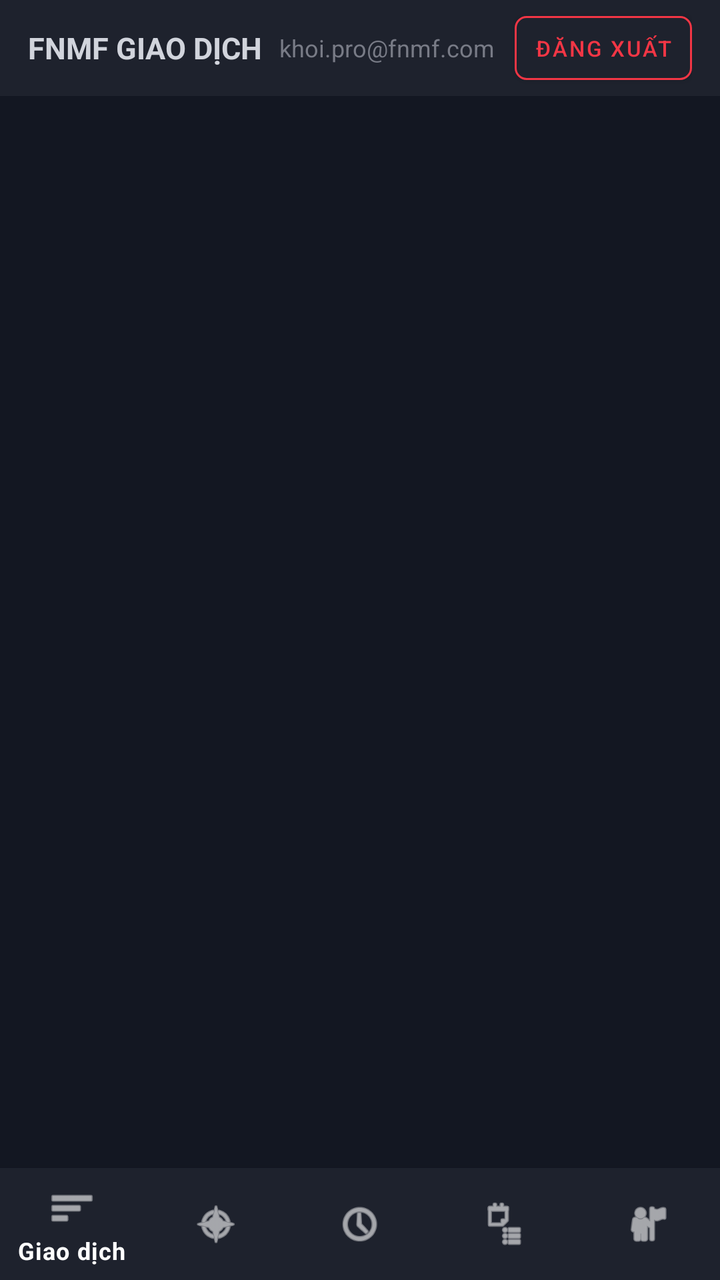
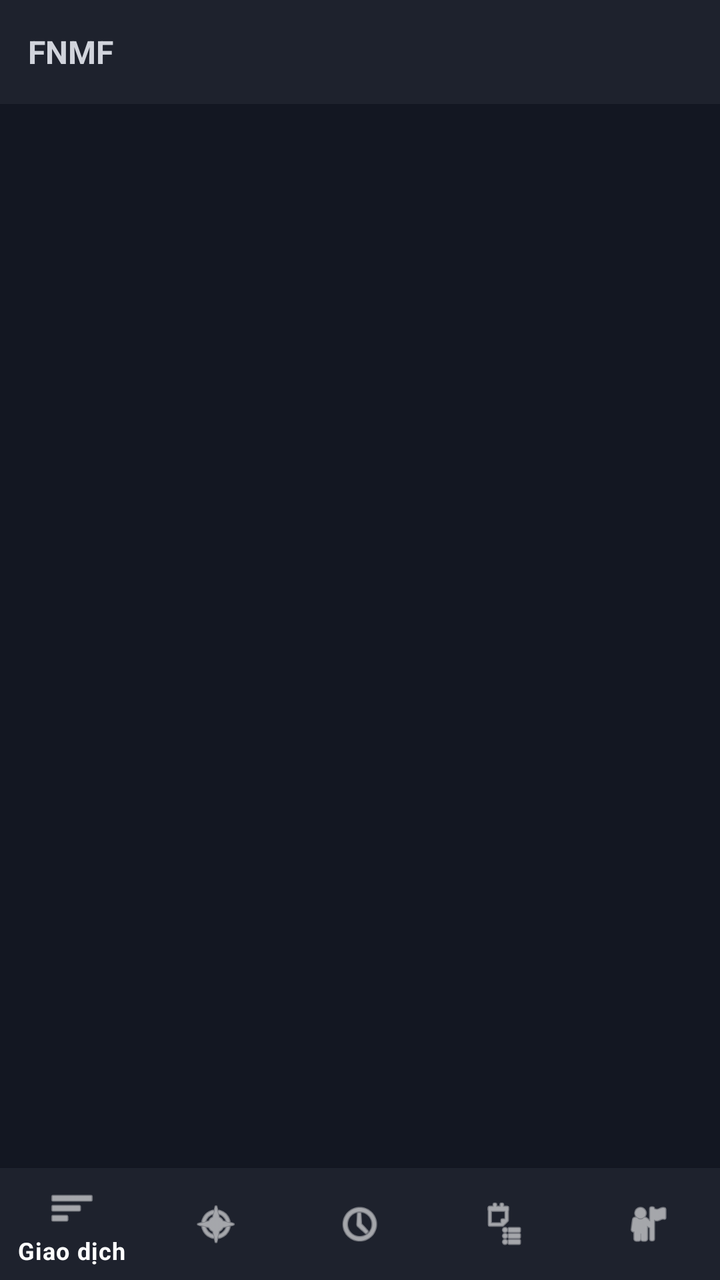

Two renders of the same Android screen: before a commit and after it. Below are the layout's source before the change and the commit's diff.
<!-- AndroidManifest.xml: application theme Theme.NHUMONGLENH -->
<!-- res/layout/layout_activity2.xml -->
<?xml version="1.0" encoding="utf-8"?>
<LinearLayout xmlns:android="http://schemas.android.com/apk/res/android"
    xmlns:app="http://schemas.android.com/apk/res-auto"
    android:layout_width="match_parent"
    android:layout_height="match_parent"
    android:orientation="vertical"
    android:background="#131722">

    
    <LinearLayout
        android:id="@+id/layout_top_bar"
        android:layout_width="match_parent"
        android:layout_height="48dp"
        android:background="@color/tv_surface"
        android:orientation="horizontal"
        android:gravity="center_vertical"
        android:paddingHorizontal="14dp">

        <TextView
            android:id="@+id/tv_app_title"
            android:layout_width="0dp"
            android:layout_height="wrap_content"
            android:layout_weight="1"
            android:text="FNMF GIAO DỊCH"
            android:textColor="@color/tv_text_primary"
            android:textSize="15sp"
            android:textStyle="bold"
            android:maxLines="1"
            android:ellipsize="end" />

        <TextView
            android:id="@+id/tv_header_user"
            android:layout_width="wrap_content"
            android:layout_height="wrap_content"
            android:textColor="@color/tv_text_secondary"
            android:textSize="12sp"
            android:layout_marginEnd="10dp"
            android:maxWidth="140dp"
            android:maxLines="1"
            android:ellipsize="end"
            android:text="khoi.pro@fnmf.com" />

        <com.google.android.material.button.MaterialButton
            android:id="@+id/btn_logout"
            android:layout_width="wrap_content"
            android:layout_height="32dp"
            android:text="Đăng xuất"
            android:textSize="11sp"
            android:textColor="@color/tv_red"
            app:strokeColor="@color/tv_red"
            app:strokeWidth="1dp"
            app:cornerRadius="6dp"
            android:backgroundTint="@color/tv_surface"
            android:paddingHorizontal="10dp"
            android:paddingVertical="0dp"
            android:insetTop="0dp"
            android:insetBottom="0dp"
            android:minWidth="0dp"
            android:minHeight="0dp" />
    </LinearLayout>

    <FrameLayout
        android:id="@+id/fragment_container"
        android:layout_width="match_parent"
        android:layout_height="0dp"
        android:layout_weight="1" />

    <com.google.android.material.bottomnavigation.BottomNavigationView
        android:id="@+id/bottom_navigation"
        android:layout_width="match_parent"
        android:layout_height="wrap_content"
        android:background="#1E222D"
        app:itemIconTint="#FFFFFF"
        app:itemTextColor="#FFFFFF"
        app:menu="@menu/bottom_nav_menu" />
</LinearLayout>
<!-- resources referenced by this layout -->
<resources>
  <color name="tv_red">#F23645</color>
  <color name="tv_surface">#1E222D</color>
  <color name="tv_text_primary">#D1D4DC</color>
  <color name="tv_text_secondary">#787B86</color>
  <style name="Theme.NHUMONGLENH" parent="Theme.MaterialComponents.DayNight.DarkActionBar">
          
          <item name="colorPrimary">@color/purple_500</item>
          <item name="colorPrimaryVariant">@color/purple_700</item>
          <item name="colorOnPrimary">@color/white</item>
          
          <item name="colorSecondary">@color/teal_200</item>
          <item name="colorSecondaryVariant">@color/teal_700</item>
          <item name="colorOnSecondary">@color/black</item>
          
          <item name="android:statusBarColor">?attr/colorPrimaryVariant</item>
          
      </style>
  <color name="purple_500">#FF6200EE</color>
  <color name="purple_700">#FF3700B3</color>
  <color name="white">#FFFFFFFF</color>
  <color name="teal_200">#FF03DAC5</color>
  <color name="teal_700">#FF018786</color>
  <color name="black">#FF000000</color>
</resources>

<!-- the commit's change to res/layout/layout_activity2.xml (unified diff, before → after) -->
@@ -10,7 +10,7 @@
     <LinearLayout
         android:id="@+id/layout_top_bar"
         android:layout_width="match_parent"
-        android:layout_height="48dp"
+        android:layout_height="52dp"
         android:background="@color/tv_surface"
         android:orientation="horizontal"
         android:gravity="center_vertical"
@@ -21,9 +21,9 @@
             android:layout_width="0dp"
             android:layout_height="wrap_content"
             android:layout_weight="1"
-            android:text="FNMF GIAO DỊCH"
+            android:text="@string/app_name"
             android:textColor="@color/tv_text_primary"
-            android:textSize="15sp"
+            android:textSize="16sp"
             android:textStyle="bold"
             android:maxLines="1"
             android:ellipsize="end" />
@@ -32,31 +32,7 @@
             android:id="@+id/tv_header_user"
             android:layout_width="wrap_content"
             android:layout_height="wrap_content"
-            android:textColor="@color/tv_text_secondary"
-            android:textSize="12sp"
-            android:layout_marginEnd="10dp"
-            android:maxWidth="140dp"
-            android:maxLines="1"
-            android:ellipsize="end"
-            android:text="khoi.pro@fnmf.com" />
-
-        <com.google.android.material.button.MaterialButton
-            android:id="@+id/btn_logout"
-            android:layout_width="wrap_content"
-            android:layout_height="32dp"
-            android:text="Đăng xuất"
-            android:textSize="11sp"
-            android:textColor="@color/tv_red"
-            app:strokeColor="@color/tv_red"
-            app:strokeWidth="1dp"
-            app:cornerRadius="6dp"
-            android:backgroundTint="@color/tv_surface"
-            android:paddingHorizontal="10dp"
-            android:paddingVertical="0dp"
-            android:insetTop="0dp"
-            android:insetBottom="0dp"
-            android:minWidth="0dp"
-            android:minHeight="0dp" />
+            android:visibility="gone" />
     </LinearLayout>
 
     <FrameLayout
<!-- resource entries referenced after the edit -->
@@ -1,9 +1,8 @@
 <!-- resources referenced by this layout -->
 <resources>
-  <color name="tv_red">#F23645</color>
   <color name="tv_surface">#1E222D</color>
   <color name="tv_text_primary">#D1D4DC</color>
-  <color name="tv_text_secondary">#787B86</color>
+  <string name="app_name">FNMF</string>
   <style name="Theme.NHUMONGLENH" parent="Theme.MaterialComponents.DayNight.DarkActionBar">
           
           <item name="colorPrimary">@color/purple_500</item>
